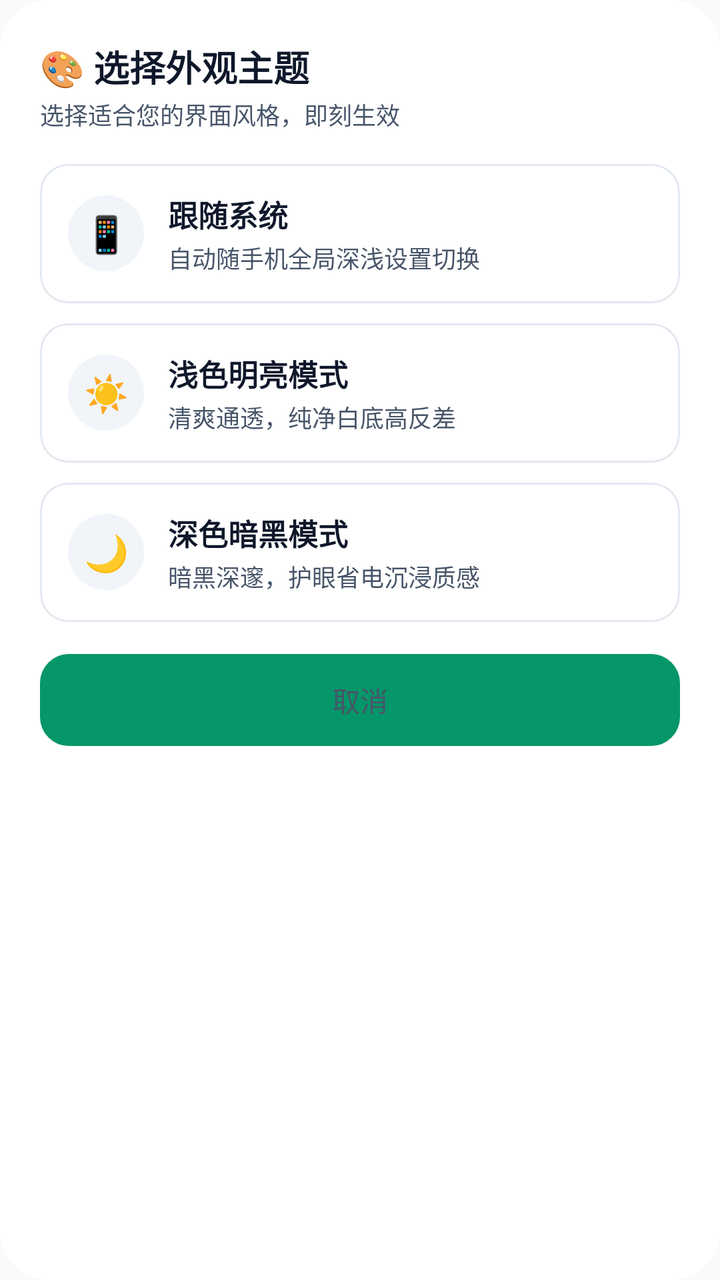
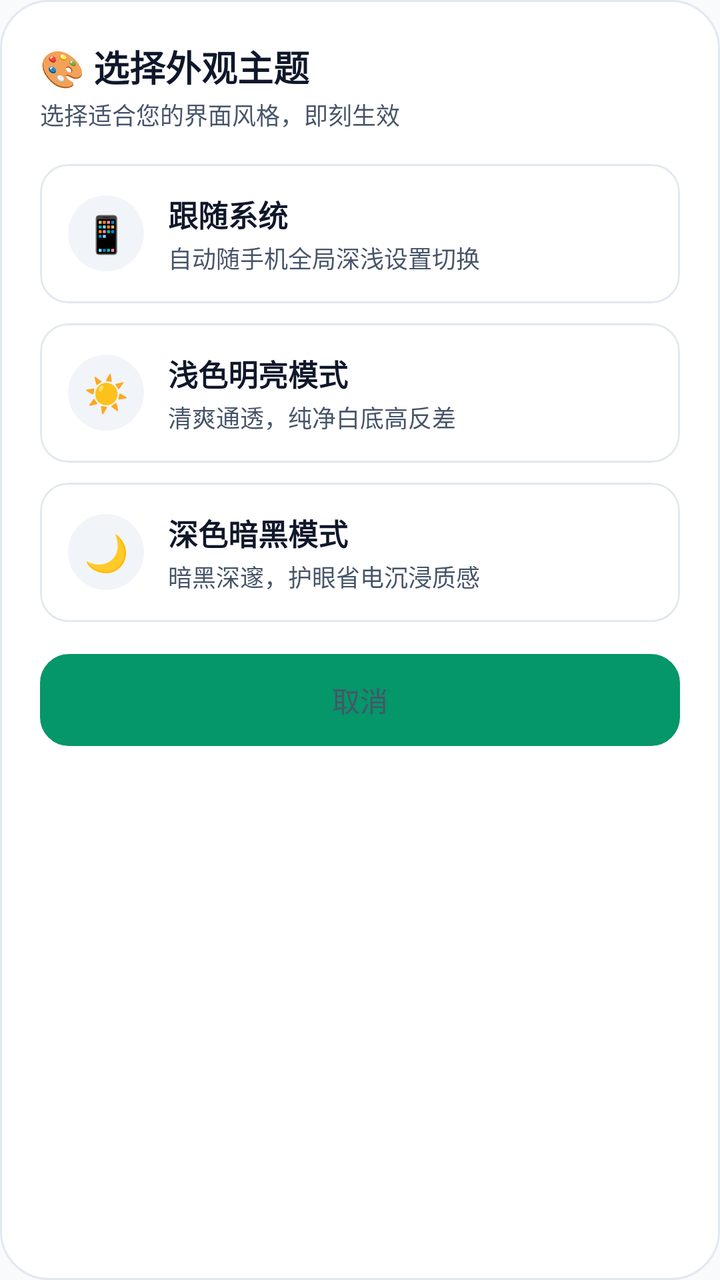

An Android layout rendered at two revisions. The XML below is the earlier revision; the diff shows what the commit changed to produce the second picture.
<!-- AndroidManifest.xml: application theme Theme.DiaperTracker -->
<!-- res/layout/dialog_theme_picker.xml -->
<?xml version="1.0" encoding="utf-8"?>
<LinearLayout
    xmlns:android="http://schemas.android.com/apk/res/android"
    xmlns:app="http://schemas.android.com/apk/res-auto"
    android:layout_width="match_parent"
    android:layout_height="wrap_content"
    android:orientation="vertical"
    android:background="@drawable/bg_dialog_card"
    android:backgroundTint="@color/card"
    android:padding="20dp">

    <TextView
        android:layout_width="wrap_content"
        android:layout_height="wrap_content"
        android:text="🎨 选择外观主题"
        android:textSize="18sp"
        android:textStyle="bold"
        android:textColor="@color/text_primary"
        android:fontFamily="sans-serif-medium" />

    <TextView
        android:layout_width="wrap_content"
        android:layout_height="wrap_content"
        android:text="选择适合您的界面风格，即刻生效"
        android:textSize="12sp"
        android:textColor="@color/text_secondary"
        android:layout_marginTop="2dp"
        android:layout_marginBottom="16dp" />

    
    <com.google.android.material.card.MaterialCardView
        android:id="@+id/card_theme_auto"
        android:layout_width="match_parent"
        android:layout_height="wrap_content"
        android:layout_marginBottom="10dp"
        app:cardCornerRadius="14dp"
        app:cardElevation="0dp"
        app:cardBackgroundColor="@color/card"
        app:strokeColor="@color/card_border"
        app:strokeWidth="1dp"
        android:clickable="true"
        android:focusable="true"
        android:foreground="?attr/selectableItemBackground">

        <LinearLayout
            android:layout_width="match_parent"
            android:layout_height="wrap_content"
            android:orientation="horizontal"
            android:gravity="center_vertical"
            android:padding="14dp">

            <TextView
                android:layout_width="38dp"
                android:layout_height="38dp"
                android:gravity="center"
                android:text="📱"
                android:textSize="18sp"
                android:background="@drawable/bg_icon_circle"
                android:backgroundTint="@color/input_bg" />

            <LinearLayout
                android:layout_width="0dp"
                android:layout_height="wrap_content"
                android:layout_weight="1"
                android:layout_marginStart="12dp"
                android:orientation="vertical">

                <TextView
                    android:layout_width="wrap_content"
                    android:layout_height="wrap_content"
                    android:text="跟随系统"
                    android:textSize="15sp"
                    android:textStyle="bold"
                    android:textColor="@color/text_primary" />

                <TextView
                    android:layout_width="wrap_content"
                    android:layout_height="wrap_content"
                    android:text="自动随手机全局深浅设置切换"
                    android:textSize="12sp"
                    android:textColor="@color/text_secondary"
                    android:layout_marginTop="2dp" />
            </LinearLayout>

            <ImageView
                android:id="@+id/check_theme_auto"
                android:layout_width="22dp"
                android:layout_height="22dp"
                android:src="@drawable/ic_about"
                app:tint="@color/primary"
                android:visibility="gone" />
        </LinearLayout>
    </com.google.android.material.card.MaterialCardView>

    
    <com.google.android.material.card.MaterialCardView
        android:id="@+id/card_theme_light"
        android:layout_width="match_parent"
        android:layout_height="wrap_content"
        android:layout_marginBottom="10dp"
        app:cardCornerRadius="14dp"
        app:cardElevation="0dp"
        app:cardBackgroundColor="@color/card"
        app:strokeColor="@color/card_border"
        app:strokeWidth="1dp"
        android:clickable="true"
        android:focusable="true"
        android:foreground="?attr/selectableItemBackground">

        <LinearLayout
            android:layout_width="match_parent"
            android:layout_height="wrap_content"
            android:orientation="horizontal"
            android:gravity="center_vertical"
            android:padding="14dp">

            <TextView
                android:layout_width="38dp"
                android:layout_height="38dp"
                android:gravity="center"
                android:text="☀️"
                android:textSize="18sp"
                android:background="@drawable/bg_icon_circle"
                android:backgroundTint="@color/input_bg" />

            <LinearLayout
                android:layout_width="0dp"
                android:layout_height="wrap_content"
                android:layout_weight="1"
                android:layout_marginStart="12dp"
                android:orientation="vertical">

                <TextView
                    android:layout_width="wrap_content"
                    android:layout_height="wrap_content"
                    android:text="浅色明亮模式"
                    android:textSize="15sp"
                    android:textStyle="bold"
                    android:textColor="@color/text_primary" />

                <TextView
                    android:layout_width="wrap_content"
                    android:layout_height="wrap_content"
                    android:text="清爽通透，纯净白底高反差"
                    android:textSize="12sp"
                    android:textColor="@color/text_secondary"
                    android:layout_marginTop="2dp" />
            </LinearLayout>

            <ImageView
                android:id="@+id/check_theme_light"
                android:layout_width="22dp"
                android:layout_height="22dp"
                android:src="@drawable/ic_about"
                app:tint="@color/primary"
                android:visibility="gone" />
        </LinearLayout>
    </com.google.android.material.card.MaterialCardView>

    
    <com.google.android.material.card.MaterialCardView
        android:id="@+id/card_theme_dark"
        android:layout_width="match_parent"
        android:layout_height="wrap_content"
        android:layout_marginBottom="16dp"
        app:cardCornerRadius="14dp"
        app:cardElevation="0dp"
        app:cardBackgroundColor="@color/card"
        app:strokeColor="@color/card_border"
        app:strokeWidth="1dp"
        android:clickable="true"
        android:focusable="true"
        android:foreground="?attr/selectableItemBackground">

        <LinearLayout
            android:layout_width="match_parent"
            android:layout_height="wrap_content"
            android:orientation="horizontal"
            android:gravity="center_vertical"
            android:padding="14dp">

            <TextView
                android:layout_width="38dp"
                android:layout_height="38dp"
                android:gravity="center"
                android:text="🌙"
                android:textSize="18sp"
                android:background="@drawable/bg_icon_circle"
                android:backgroundTint="@color/input_bg" />

            <LinearLayout
                android:layout_width="0dp"
                android:layout_height="wrap_content"
                android:layout_weight="1"
                android:layout_marginStart="12dp"
                android:orientation="vertical">

                <TextView
                    android:layout_width="wrap_content"
                    android:layout_height="wrap_content"
                    android:text="深色暗黑模式"
                    android:textSize="15sp"
                    android:textStyle="bold"
                    android:textColor="@color/text_primary" />

                <TextView
                    android:layout_width="wrap_content"
                    android:layout_height="wrap_content"
                    android:text="暗黑深邃，护眼省电沉浸质感"
                    android:textSize="12sp"
                    android:textColor="@color/text_secondary"
                    android:layout_marginTop="2dp" />
            </LinearLayout>

            <ImageView
                android:id="@+id/check_theme_dark"
                android:layout_width="22dp"
                android:layout_height="22dp"
                android:src="@drawable/ic_about"
                app:tint="@color/primary"
                android:visibility="gone" />
        </LinearLayout>
    </com.google.android.material.card.MaterialCardView>

    <Button
        android:id="@+id/btn_cancel_theme"
        android:layout_width="match_parent"
        android:layout_height="46dp"
        android:text="取消"
        android:textSize="14sp"
        android:textColor="@color/text_secondary"
        android:background="@drawable/bg_btn_secondary"
        style="?android:attr/borderlessButtonStyle" />

</LinearLayout>
<!-- resources referenced by this layout -->
<resources>
  <color name="card">#FFFFFF</color>
  <color name="card_border">#E2E8F0</color>
  <color name="input_bg">#F1F5F9</color>
  <color name="primary">#059669</color>
  <color name="text_primary">#0F172A</color>
  <color name="text_secondary">#475569</color>
  <!-- drawable bg_btn_secondary (drawable) -->
  <?xml version="1.0" encoding="utf-8"?>
  <ripple xmlns:android="http://schemas.android.com/apk/res/android"
      android:color="#20FFFFFF">
      <item>
          <shape android:shape="rectangle">
              <solid android:color="@color/input_bg" />
              <corners android:radius="14dp" />
              <stroke
                  android:width="1dp"
                  android:color="@color/card_border" />
          </shape>
      </item>
  </ripple>
  <!-- drawable bg_dialog_card (drawable) -->
  <?xml version="1.0" encoding="utf-8"?>
  <shape xmlns:android="http://schemas.android.com/apk/res/android"
      android:shape="rectangle">
      <solid android:color="@color/card" />
      <corners android:radius="24dp" />
      <stroke
          android:width="1dp"
          android:color="@color/card_border" />
  </shape>
  <!-- drawable bg_icon_circle (drawable) -->
  <?xml version="1.0" encoding="utf-8"?>
  <shape xmlns:android="http://schemas.android.com/apk/res/android"
      android:shape="oval">
      <gradient
          android:type="linear"
          android:angle="135"
          android:startColor="#10B981"
          android:endColor="#059669" />
  </shape>
  <!-- drawable ic_about (drawable) -->
  <vector xmlns:android="http://schemas.android.com/apk/res/android"
      android:width="24dp"
      android:height="24dp"
      android:viewportWidth="24"
      android:viewportHeight="24">
    <path
        android:fillColor="#FFFFFFFF"
        android:pathData="M12,2C6.48,2 2,6.48 2,12s4.48,10 10,10 10,-4.48 10,-10S17.52,2 12,2zM13,17h-2v-6h2v6zM13,9h-2L11,7h2v2z"/>
  </vector>
  <style name="Theme.DiaperTracker" parent="Theme.Material3.DayNight.NoActionBar">
          <item name="colorPrimary">@color/primary</item>
          <item name="colorPrimaryDark">@color/primary_dark</item>
          <item name="colorSecondary">@color/accent</item>
          <item name="android:colorBackground">@color/background</item>
          <item name="android:statusBarColor">@color/primary_dark</item>
          <item name="android:windowLightStatusBar">false</item>
          <item name="android:navigationBarColor">@color/card</item>
          <item name="android:windowLightNavigationBar">true</item>
      </style>
  <color name="primary_dark">#047857</color>
  <color name="accent">#F59E0B</color>
  <color name="background">#F8FAFC</color>
</resources>

<!-- the commit's change to res/layout/dialog_theme_picker.xml (unified diff, before → after) -->
@@ -6,7 +6,6 @@
     android:layout_height="wrap_content"
     android:orientation="vertical"
     android:background="@drawable/bg_dialog_card"
-    android:backgroundTint="@color/card"
     android:padding="20dp">
 
     <TextView
